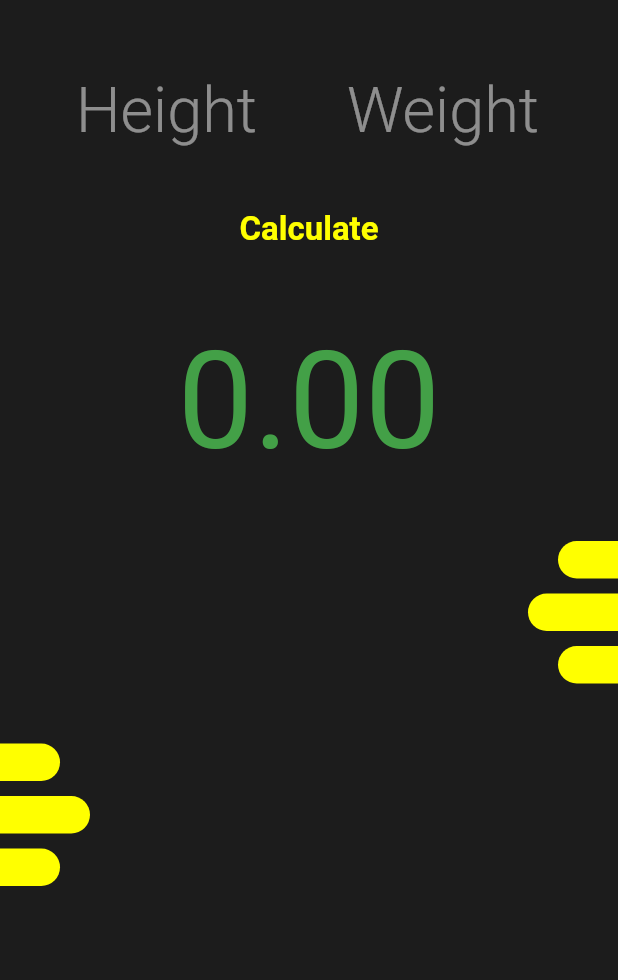
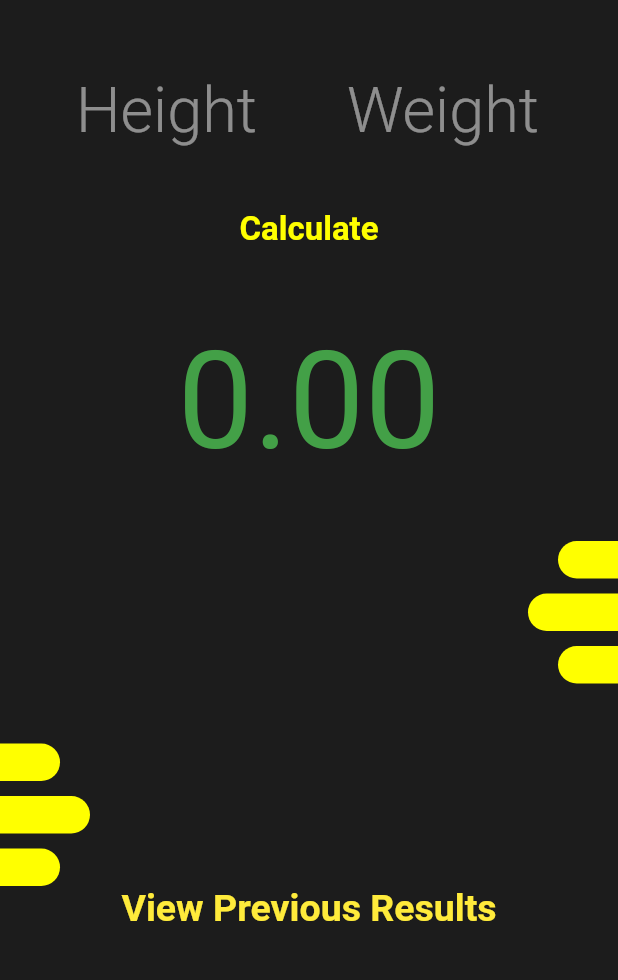
Before and after one commit to meetmeerahul/bmi_calculator, a Flutter app: the screen it shows after launch, after a tap on "Calculate", on a phone screen of 412 x 824 dp, the part 59-1039 px from its top. Run offline on Flutter 3.47's test engine with Material 2 defaults, Android fonts, the phone set to English and light mode, and no system bars; our stand-ins replace hexcolor, hive_flutter; accounts and stored records are empty.

Commit message:
Hive CRUD Implemented To Mange Previous Results

```diff
--- a/lib/main.dart
+++ b/lib/main.dart
@@ -1,8 +1,20 @@
+import 'package:bmi_calculator/models/bmi_model.dart';
 import 'package:bmi_calculator/screen/home.dart';
 import 'package:flutter/cupertino.dart';
 import 'package:flutter/material.dart';
+import 'package:hive_flutter/hive_flutter.dart';
 
-void main(List<String> args) {
+void main(List<String> args) async {
+  WidgetsFlutterBinding.ensureInitialized();
+
+  await Hive.initFlutter();
+
+  if (!Hive.isAdapterRegistered(BmiModelAdapter().typeId)) {
+    Hive.registerAdapter(BmiModelAdapter());
+  }
+
+  await Hive.openBox<BmiModel>('bmi_db');
+
   runApp(
     MyApp(),
   );
--- /dev/null
+++ b/lib/models/bmi_model.dart
@@ -0,0 +1,21 @@
+import 'package:hive_flutter/hive_flutter.dart';
+
+part 'bmi_model.g.dart';
+
+@HiveType(typeId: 1)
+class BmiModel {
+  @HiveField(0)
+  int? id;
+
+  @HiveField(1)
+  final String weight;
+
+  @HiveField(2)
+  final String height;
+
+  @HiveField(3)
+  final String bmi;
+
+  BmiModel(
+      {required this.weight, required this.height, required this.bmi, this.id});
+}
--- a/lib/screen/home.dart
+++ b/lib/screen/home.dart
@@ -1,4 +1,7 @@
 import 'package:bmi_calculator/constants/app_constants.dart';
+import 'package:bmi_calculator/dbfunctions/bmidb.dart';
+import 'package:bmi_calculator/models/bmi_model.dart';
+import 'package:bmi_calculator/screen/previous_results.dart';
 
 import 'package:bmi_calculator/widgets/letf_bar.dart';
 import 'package:bmi_calculator/widgets/right_bar.dart';
@@ -99,7 +102,7 @@ class _BmiHomeScreenState extends State<BmiHomeScreen> {
                 onTap: () {
                   double _h = double.parse(_heightController.text);
                   double _w = double.parse(_weightController.text);
-
+                  print('Hello');
                   setState(() {
                     _bmiResult = (_w / _h / _h) * 10000;
 
@@ -114,6 +117,7 @@ class _BmiHomeScreenState extends State<BmiHomeScreen> {
                       _redSignal = true;
                     }
                   });
+                  addData(context, _bmiResult);
                 },
                 child: Text(
                   'Calculate',
@@ -175,9 +179,39 @@ class _BmiHomeScreenState extends State<BmiHomeScreen> {
               height: 10,
             ),
             const RightBAr(barwidth: 40),
+            InkWell(
+              onTap: () {
+                Navigator.push(
+                    context,
+                    MaterialPageRoute(
+                        builder: (context) => const PreviousResults()));
+              },
+              child: Text(
+                "View Previous Results",
+                style: TextStyle(
+                    color: Colors.yellow.shade500,
+                    fontSize: 25,
+                    fontWeight: FontWeight.bold),
+              ),
+            )
           ],
         ),
       ),
     );
   }
+
+  Future<void> addData(BuildContext context, double bmiResult) async {
+    print("add data");
+    final _height = _heightController.text.trim();
+    final _weight = _weightController.text.trim();
+    String bmiToAdd = bmiResult.toString();
+
+    if (_height.isNotEmpty && _weight.isNotEmpty) {
+      final _bmi = BmiModel(bmi: bmiToAdd, weight: _weight, height: _height);
+
+      print(_bmi);
+
+      addBmiData(_bmi);
+    }
+  }
 }
--- a/pubspec.yaml
+++ b/pubspec.yaml
@@ -36,6 +36,7 @@ dependencies:
   # Use with the CupertinoIcons class for iOS style icons.
   cupertino_icons: ^1.0.2
   hexcolor: ^3.0.1
+  hive_flutter: ^1.1.0
 
 dev_dependencies:
   flutter_test:
@@ -47,6 +48,8 @@ dev_dependencies:
   # package. See that file for information about deactivating specific lint
   # rules and activating additional ones.
   flutter_lints: ^2.0.0
+  build_runner: ^2.4.5
+  hive_generator: ^2.0.0
 
 # For information on the generic Dart part of this file, see the
 # following page: https://dart.dev/tools/pub/pubspec
```
Also changed, not shown: lib/dbfunctions/bmidb.dart (added, +27 -0 lines), lib/models/bmi_model.g.dart (added), pubspec.lock, 1 other file.
